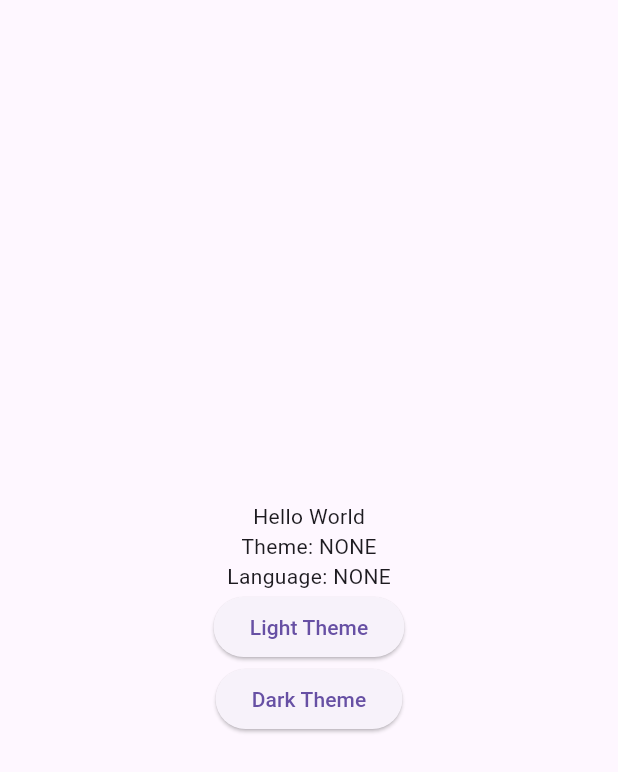
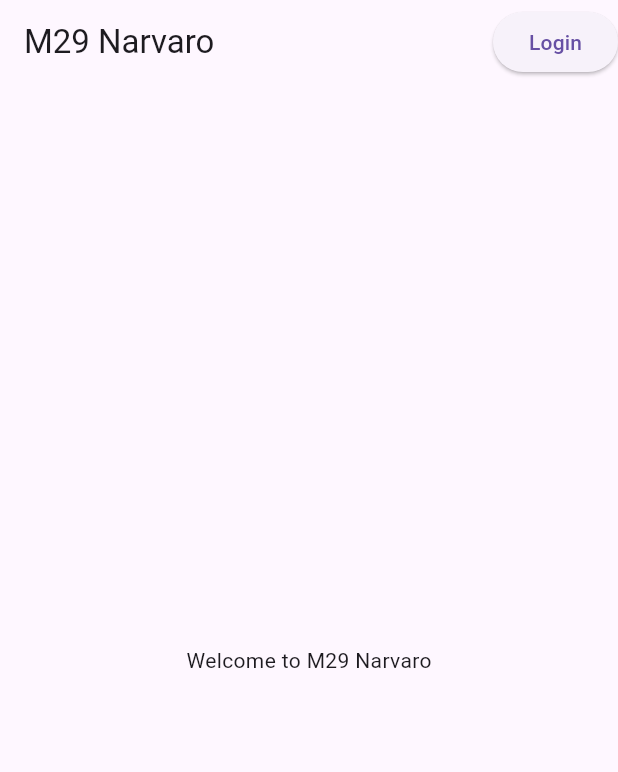
Before and after one commit to danielEdstromM29/m29_narvaro_flutter, a Flutter app: the screen it shows after launch, on a phone screen of 412 x 824 dp. Shown: the top 772 px of the screen. Run offline on Flutter 3.47's test engine with Material 3 defaults, Android fonts, the phone set to English and light mode, and no system bars; our stand-ins replace pocketbase, shared_preferences.

Commit message:
login added

```diff
--- /dev/null
+++ b/lib/components/app.dart
@@ -0,0 +1,75 @@
+import 'package:flutter/material.dart';
+import 'package:m29_narvaro/components/login_page.dart';
+import 'package:m29_narvaro/services/config_handling.dart';
+import 'package:m29_narvaro/services/db_management.dart';
+
+class App extends StatefulWidget {
+  final ConfigHandling configHandling;
+  final DbManagement db;
+  const App({super.key, required this.configHandling, required this.db});
+
+  @override
+  State<App> createState() => _AppState();
+}
+
+class _AppState extends State<App> {
+  late Map<String, String> language;
+
+  String loginButtonText = "";
+
+  @override
+  void initState() {
+    super.initState();
+    if (!widget.db.isLoggedIn()) {
+      loginButtonText = widget.configHandling.language['login'] ?? 'Login';
+    } else {
+      loginButtonText = widget.configHandling.language['logout'] ?? 'Logout';
+    }
+
+  }
+
+  void loginPressed() {
+    if (widget.db.isLoggedIn()) {
+      widget.db.logout();
+      setState(() {
+        loginButtonText = widget.configHandling.language['login'] ?? 'Login';
+      });
+    } else {
+      setState(() {
+        loginButtonText = widget.configHandling.language['logout'] ?? 'Logout';
+      });
+      Navigator.of(context).push(MaterialPageRoute<void>(
+        builder: (context) =>
+          LoginPage(
+            db: widget.db,
+            configHandling: widget.configHandling)
+      ));
+    }
+  }
+
+  @override
+  Widget build(BuildContext context) {
+    return MaterialApp(
+      title: 'M29 Narvaro',
+      themeMode: widget.configHandling.theme,
+      theme: ThemeData.light(),
+      darkTheme: ThemeData.dark(),
+      home: Scaffold(
+        appBar: AppBar(
+          title: Text('M29 Narvaro'),
+          actions: [
+            ElevatedButton(
+              onPressed: () {
+                loginPressed();
+              },
+              child: Text(loginButtonText),
+            ),
+          ],
+        ),
+        body: Center(
+          child: Text(widget.configHandling.language['welcome'] ?? 'Welcome to M29 Narvaro'),
+        ),
+      ),
+    );
+  }
+}
--- a/lib/components/entry_point/entry_point.dart
+++ /dev/null
@@ -1,52 +0,0 @@
-import 'package:flutter/material.dart';
-import 'package:m29_narvaro/services/pb.dart';
-import 'package:m29_narvaro/services/config_handling.dart';
-
-class EntryPoint extends StatefulWidget{
-  const EntryPoint(this._configHandling, {super.key});
-  final ConfigHandling _configHandling;
-
-  @override
-  State<EntryPoint> createState() => _EntryPointState(_configHandling);
-}
-
-class _EntryPointState extends State<EntryPoint> {
-  _EntryPointState(this._configHandling);
-  final ConfigHandling _configHandling;
-  final pb = Pb();
-  ThemeMode _themeMode = ThemeMode.system;
-
-  void changeTheme(ThemeMode themeMode) {
-    setState(() {
-      _themeMode = themeMode;
-    });
-  }
-
-  String text = "Hello World";
-  String themeText = "Theme: NONE";
-  String languageText = "Language: NONE";
-
-  @override
-  Widget build(BuildContext context) {
-    return Scaffold(
-      body: Center(
-        child: Column(
-          mainAxisAlignment: MainAxisAlignment.center,
-          children: [
-            Text(text),
-            Text(themeText),
-            Text(languageText),
-            ElevatedButton(
-                onPressed: () => changeTheme(ThemeMode.light),
-                child: Text("Light Theme"),
-              ),
-            ElevatedButton(
-                onPressed: () => changeTheme(ThemeMode.dark),
-                child: Text("Dark Theme"),
-              ),
-          ],
-        ),
-      ),
-    );
-  }
-}
--- /dev/null
+++ b/lib/components/login_page.dart
@@ -0,0 +1,80 @@
+import 'package:flutter/material.dart';
+import 'package:m29_narvaro/services/config_handling.dart';
+import 'package:m29_narvaro/services/db_management.dart';
+
+class LoginPage extends StatefulWidget {
+  final DbManagement db;
+  final ConfigHandling configHandling;
+  const LoginPage({super.key, required this.db, required this.configHandling});
+
+  @override
+  State<LoginPage> createState() => _LoginPageState();
+}
+
+class _LoginPageState extends State<LoginPage> {
+  final GlobalKey<FormState> _formKey = GlobalKey<FormState>();
+
+  String username = '';
+  String password = '';
+  String errorMessage = '';
+
+  void navigateToHome() {
+    Navigator.of(context).pop();
+  }
+
+  @override
+  Widget build(BuildContext context) {
+    return MaterialApp(
+      themeMode: widget.configHandling.theme,
+      theme: ThemeData.light(),
+      darkTheme: ThemeData.dark(),
+      home: Scaffold(
+        appBar: AppBar(
+          title: Text('Login Page'),
+        ),
+        body: Center(
+          child: Form(
+            key: _formKey,
+            child: Column(
+              mainAxisAlignment: MainAxisAlignment.center,
+              children: [
+                TextFormField(
+                  decoration: InputDecoration(labelText: widget.configHandling.language['username'] ?? 'Username'),
+                  validator: (value) => value == null || value.isEmpty ? widget.configHandling.language['username_required'] ?? 'Username is required' : null,
+                  onSaved: (newValue) => username = newValue!,
+                ),
+                TextFormField(
+                  decoration: InputDecoration(labelText: widget.configHandling.language['password'] ?? 'Password'),
+                  obscureText: true,
+                  validator: (value) => value == null || value.isEmpty ? widget.configHandling.language['password_required'] ?? 'Password is required' : null,
+                  onSaved: (newValue) => password = newValue!,
+                ),
+                SizedBox(height: 20),
+                Text(errorMessage, style: TextStyle(color: Colors.red)),
+                ElevatedButton(
+                  onPressed: () {
+                    if (_formKey.currentState!.validate()) {
+                      _formKey.currentState!.save();
+                      widget.db.login(username, password).then((success) {
+                        if (success || widget.db.isLoggedIn()) {
+                          navigateToHome();
+                          // Handle successful login
+                        } else {
+                          setState(() {
+                            errorMessage = widget.configHandling.language['invalid_credentials'] ?? 'Login failed. Please check your credentials.';
+                          });
+                          // Handle failed login
+                        }
+                      });
+                    }
+                  },
+                  child: Text(widget.configHandling.language['login'] ?? 'Login'),
+                ),
+              ],
+            )
+          ),
+        ),
+      ),
+    );
+  }
+}
--- a/lib/main.dart
+++ b/lib/main.dart
@@ -1,28 +1,23 @@
 import 'package:flutter/material.dart';
-import 'package:m29_narvaro/components/entry_point/entry_point.dart';
+import 'package:m29_narvaro/components/app.dart';
 import 'package:m29_narvaro/services/config_handling.dart';
+import 'package:m29_narvaro/services/db_management.dart';
 
 void main() {
   runApp(MainApp());
 }
 
-class MainApp extends StatefulWidget {
-  const MainApp({super.key});
+class MainApp extends StatelessWidget {
+  MainApp({super.key});
 
-  @override
-  State<MainApp> createState() => _MainAppState();
-}
-
-class _MainAppState extends State<MainApp> {
-  final ConfigHandling _configHandling = ConfigHandling();
+  final ConfigHandling configHandling = ConfigHandling();
+  final DbManagement db = DbManagement();
 
   @override
   Widget build(BuildContext context) {
     return MaterialApp(
-      title: "M29-Närvaro",
-      darkTheme: ThemeData.dark(),
-      themeMode: ThemeMode.light,
-      home: EntryPoint(_configHandling),
+      title: 'M29 Narvaro',
+      home: App(configHandling: configHandling, db: db),
     );
   }
 }
--- a/lib/services/config_handling.dart
+++ b/lib/services/config_handling.dart
@@ -1,16 +1,15 @@
 import 'dart:async';
 import 'package:flutter/material.dart';
+import 'package:m29_narvaro/services/languages.dart';
 import 'package:shared_preferences/shared_preferences.dart';
 
 class ConfigHandling {
-
-  String language = "en";
+  Languages languages = Languages();
+  Map<String, String> language = {};
   ThemeMode theme = ThemeMode.system;
 
-  ConfigHandling() {
-    language = getLanguage().toString();
-    String themeString = getTheme().toString();
-    switch (themeString) {
+  void setThemeFromString(String themeString) {
+   switch (themeString) {
       case 'light':
         theme = ThemeMode.light;
         break;
@@ -22,6 +21,13 @@ class ConfigHandling {
     }
   }
 
+
+  ConfigHandling() {
+    getLanguage();
+    getTheme();
+  }
+
+
   final Future<SharedPreferencesWithCache> _prefs =
     SharedPreferencesWithCache.create(
       cacheOptions: const SharedPreferencesWithCacheOptions(
@@ -32,21 +38,25 @@ class ConfigHandling {
   Future<void> setTheme(String theme) async {
     final SharedPreferencesWithCache prefs = await _prefs;
     await prefs.setString('theme', theme);
+    setThemeFromString(theme);
   }
 
-  Future<String> getTheme() async {
+  Future<void> getTheme() async {
     final SharedPreferencesWithCache prefs = await _prefs;
-    return prefs.getString('theme') ?? "system";
+    final String themeString = prefs.getString('theme') ?? "system";
+    setThemeFromString(themeString);
   }
 
 
-  Future<void> setLanguage(String language) async {
+  Future<void> setLanguage(String lang) async {
     final SharedPreferencesWithCache prefs = await _prefs;
-    await prefs.setString('language', language);
+    await prefs.setString('language', lang);
+    language = languages.getLanguage(lang);
   }
 
-  Future<String?> getLanguage() async {
+  Future<void> getLanguage() async {
     final SharedPreferencesWithCache prefs = await _prefs;
-    return prefs.getString('language');
+    String lang = prefs.getString('language') ?? "en";
+    language = languages.getLanguage(lang);
   }
 }
--- /dev/null
+++ b/lib/services/db_management.dart
@@ -0,0 +1,31 @@
+// Middleware for managing database interactions,
+// such as checking login status and handling user data.
+// Purpose for this class is to abstract database
+// incase we want to change the database solution in the future.
+// Currently using Pocketbase (Pb) for data storage and
+// retrieval.
+
+import 'package:m29_narvaro/services/pb.dart';
+
+class DbManagement {
+  Pb pb = Pb();
+
+  Future<bool> login(String username, String password) async {
+    bool success = await pb.login(username, password);
+    if (success) {
+      print('Login successful');
+      return true;
+    } else {
+      print('Login failed');
+      return false;
+    }
+  }
+
+  bool isLoggedIn(){
+    return pb.isLoggedIn();
+  }
+
+  void logout(){
+    pb.logout();
+  }
+}
--- /dev/null
+++ b/lib/services/languages.dart
@@ -0,0 +1,82 @@
+class Languages{
+    static const Map<String, Map<String, String>> languages = {
+    "sv": {
+        "name": "Svenska",
+        "nativeName": "Svenska",
+        "checking_login": "Kontrollerar inloggning...",
+        "login": "Logga in",
+        "username": "Användarnamn",
+        "password": "Lösenord",
+        "language": "Språk",
+        "theme": "Tema",
+        "light": "Ljust",
+        "dark": "Mörkt",
+        "system": "System",
+        "save": "Spara",
+        "home": "Hem",
+        "settings": "Inställningar",
+        "refresh": "Uppdatera",
+        "logout": "Logga ut",
+        "welcome": "Välkommen till M29 Narvaro",
+        "error": "Ett fel inträffade",
+        "login_successful": "Inloggning lyckades",
+        "welcome_back": "Välkommen tillbaka!",
+        "invalid_credentials": "Ogiltiga inloggningsuppgifter",
+        "logged_out": "Utloggad",
+        "username_required": "Användarnamn krävs",
+        "password_required": "Lösenord krävs",
+        "login_required": "Inloggning krävs",
+        "login_page_title": "Logga in",
+        "please_try_again": "Försök igen",
+        "select_language": "Välj språk",
+        "select_theme": "Välj tema",
+        "english": "Engelska",
+        "swedish": "Svenska",
+        "change_language": "Byt språk",
+        "change_theme": "Byt tema",
+        "change_theme_and_language": "Byt tema och språk",
+        "current_language": "Nuvarande språk",
+    },
+    "en": {
+        "name": "English",
+        "nativeName": "English",
+        "checking_login": "Checking login...",
+        "login": "Login",
+        "username": "Username",
+        "password": "Password",
+        "language": "Language",
+        "theme": "Theme",
+        "light": "Light",
+        "dark": "Dark",
+        "system": "System",
+        "save": "Save",
+        "home": "Home",
+        "settings": "Settings",
+        "refresh": "Refresh",
+        "logout": "Logout",
+        "welcome": "Welcome to M29 Narvaro",
+        "error": "An error occurred",
+        "invalid_credentials": "Invalid login credentials",
+        "username_required": "Username is required",
+        "password_required": "Password is required",
+        "login_successful": "Login successful",
+        "login_page_title": "Login",
+        "welcome_back": "Welcome back!",
+        "logged_out": "Logged out",
+        "login_required": "Login required",
+        "please_try_again": "Please try again",
+        "select_language": "Select language",
+        "select_theme": "Select theme",
+        "english": "English",
+        "swedish": "Swedish",
+        "change_language": "Change language",
+        "change_theme": "Change theme",
+        "change_theme_and_language": "Change theme and language",
+        "current_language": "Current language",
+    }
+  };
+
+  Map<String, String> getLanguage(String code) {
+    return languages[code] ?? languages["en"]!;
+  }
+}
--- a/lib/services/pb.dart
+++ b/lib/services/pb.dart
@@ -13,4 +13,22 @@ class Pb {
     }
     return message;
   }
+
+  Future<bool> login(String username, String password) async {
+    try {
+      await pb.collection('users').authWithPassword(username, password);
+      return true;
+    } catch (e) {
+      return false;
+    }
+  }
+
+  void logout() {
+    pb.authStore.clear();
+  }
+
+  bool isLoggedIn() {
+    return pb.authStore.isValid;
+  }
+
 }
--- a/pb_stuff.txt
+++ b/pb_stuff.txt
@@ -8,3 +8,6 @@ test_user:
 test@google.com
 password:
 test1234
+
+aliceTest@m29.se
+test1234
```
Also changed, not shown: lib/components/languages.json (deleted, +0 -7 lines), lib/components/login/loading_display.dart (deleted, +0 -21 lines).
